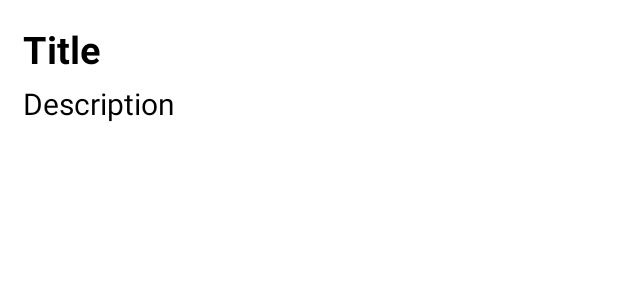
After one commit to tanusrixh/ContactBook, an Android app: the layout cell.xml on its own in the app's theme, with its tools: preview values and no code run, on a phone screen of 412 x 824 dp. The commit adds this screen. Shown: the top 300 px of the screen. Run offline under Robolectric (Android 15) with nearby library versions, the phone set to English and light mode, and no system bars.

Commit message:
new changes

```diff
--- /dev/null
+++ b/app/src/main/java/com/example/contactbook/ContactExtra.java
@@ -0,0 +1,4 @@
+package com.example.contactbook;
+
+public class ContactExtra {
+}
--- a/app/src/main/java/com/example/contactbook/MainActivity.java
+++ b/app/src/main/java/com/example/contactbook/MainActivity.java
@@ -3,6 +3,9 @@ package com.example.contactbook;
 import androidx.appcompat.app.AppCompatActivity;
 
 import android.os.Bundle;
+import android.content.Intent;
+import android.view.View;
+import android.widget.Button;
 
 public class MainActivity extends AppCompatActivity {
 
--- /dev/null
+++ b/app/src/main/res/layout/cell.xml
@@ -0,0 +1,26 @@
+<?xml version="1.0" encoding="utf-8"?>
+<LinearLayout xmlns:android="http://schemas.android.com/apk/res/android"
+    android:layout_width="match_parent"
+    android:layout_height="100sp"
+    android:orientation="vertical"
+    android:padding="15sp">
+    <TextView
+        android:id="@+id/cellTitle"
+        android:layout_width="wrap_content"
+        android:layout_height="wrap_content"
+        android:text="Title"
+        android:textStyle="bold"
+        android:maxLines="1"
+        android:textColor="#000000"
+        android:textSize="25sp"/>
+
+    <TextView
+        android:id="@+id/cellDesc"
+        android:layout_width="wrap_content"
+        android:layout_height="wrap_content"
+        android:text="Description"
+        android:maxLines="1"
+        android:layout_marginTop="5dp"
+        android:textColor="#000000"
+        android:textSize="20sp"/>
+</LinearLayout>
```
Also changed, not shown: app/src/main/java/com/example/contactbook/ContactsInfo.java (added, +80 -0 lines).
